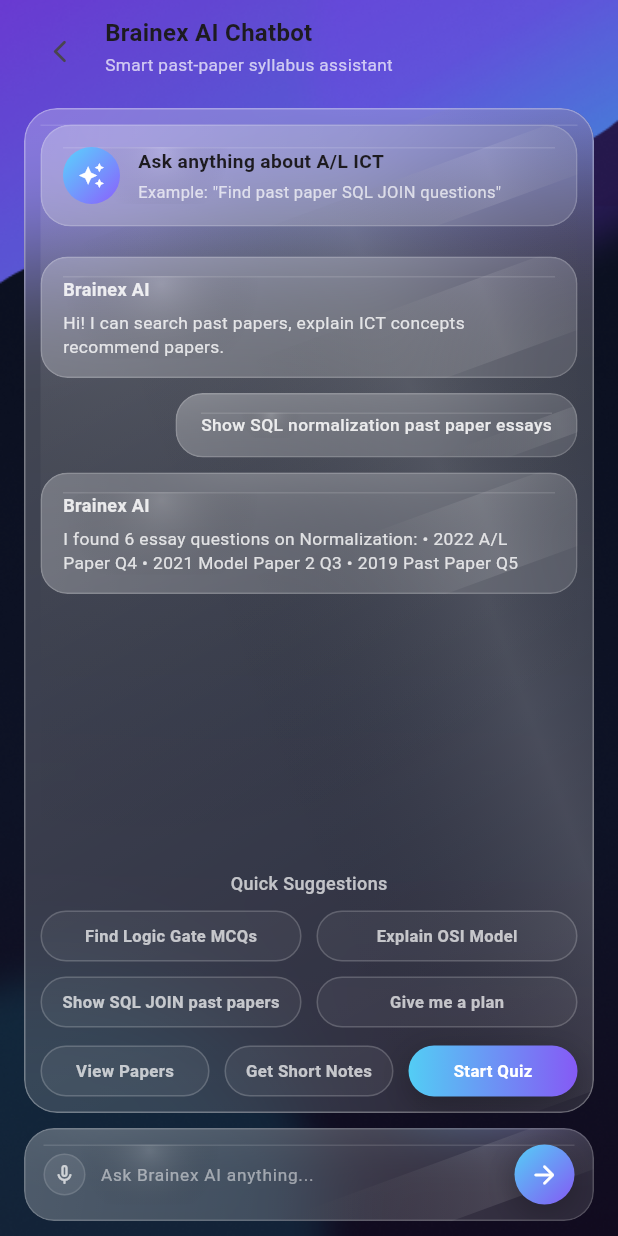
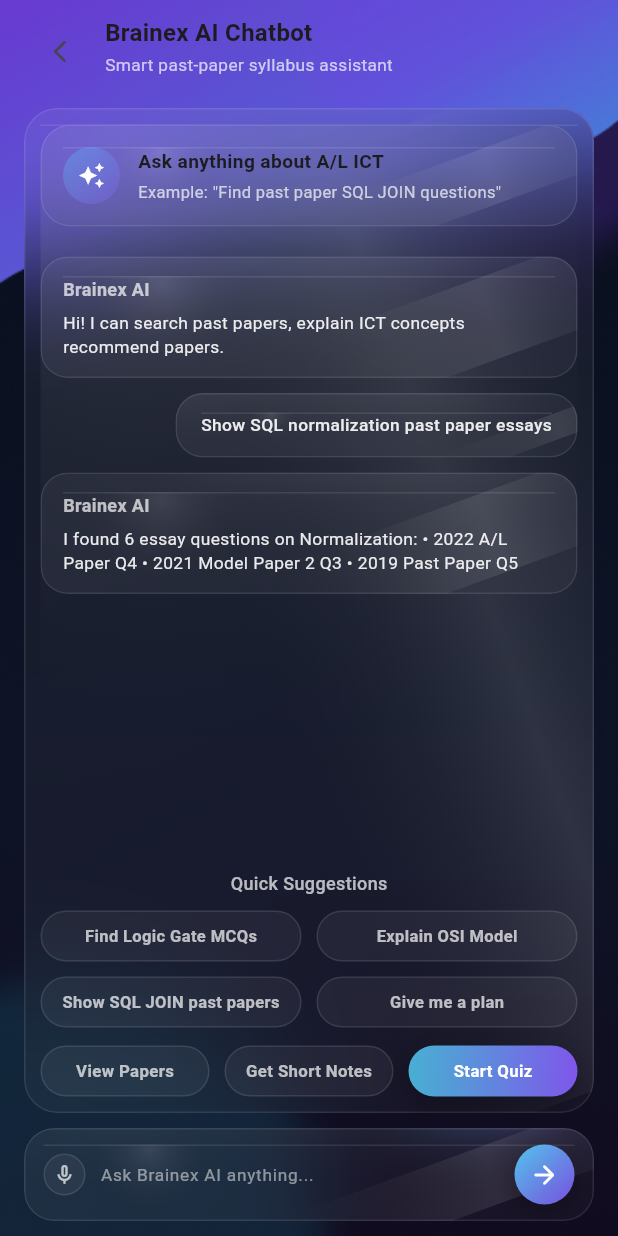
Before and after one commit to gihanpasindu1/Brainex, a Flutter app: the ChatbotScreen screen opened directly, on a phone screen of 412 x 824 dp. Run offline on Flutter 3.47's test engine with Material 3 defaults, Android fonts, the light colour scheme and no system bars; drawn by our look-alikes of flutter_markdown; our stand-ins replace dotted_border, file_picker, firebase_auth, firebase_core, image_picker, permission_handler and 2 more; accounts and stored records are empty.

Commit message:
fixed conflict issue

```diff
--- a/frontend/lib/screens/chatbot/chatbot_screen.dart
+++ b/frontend/lib/screens/chatbot/chatbot_screen.dart
@@ -56,7 +56,7 @@
     setState(() {});
   }
 
-  void _onSpeechResult(result) {
+  void _onSpeechResult(dynamic result) {
     setState(() {
       _controller.text = result.recognizedWords;
       // Move cursor to end
@@ -437,7 +437,7 @@
       onTap: widget.onTap,
       child: AnimatedBuilder(
         animation: _c,
-        builder: (_, __) =>
+        builder: (context, child) =>
             Transform.scale(scale: _s.value, child: widget.child),
       ),
     );
@@ -543,14 +543,14 @@
   Widget build(BuildContext context) {
     return AnimatedBuilder(
       animation: _c,
-      builder: (_, __) => Transform.translate(
+      builder: (context, child) => Transform.translate(
         offset: Offset(0, _y.value),
         child: Container(
           width: 7,
           height: 7,
           decoration: BoxDecoration(
             shape: BoxShape.circle,
-            color: Colors.white.withOpacity(0.75),
+            color: Colors.white.withValues(alpha: 0.2),
           ),
         ),
       ),
@@ -676,7 +676,7 @@
         filter: ImageFilter.blur(sigmaX: widget.blur, sigmaY: widget.blur),
         child: AnimatedBuilder(
           animation: _c,
-          builder: (_, __) {
+          builder: (context, child) {
             final t = _c.value;
             final sheenX = -1.2 + (2.4 * t);
 
@@ -684,15 +684,13 @@
               padding: widget.padding,
               decoration: BoxDecoration(
                 borderRadius: r,
-                border: Border.all(
-                  color: Colors.white.withOpacity(widget.borderOpacity),
-                ),
+                border: Border.all(color: Colors.white.withValues(alpha: 0.1)),
                 gradient: LinearGradient(
                   begin: Alignment.topLeft,
                   end: Alignment.bottomRight,
                   colors: [
-                    Colors.white.withOpacity(0.25),
-                    Colors.white.withOpacity(0.12),
+                    Colors.white.withValues(alpha: 0.05),
+                    Colors.white.withValues(alpha: 0.03),
                   ],
                 ),
               ),
@@ -709,7 +707,7 @@
                               center: const Alignment(-0.6, -0.8),
                               radius: 1.2,
                               colors: [
-                                Colors.white.withOpacity(0.14),
+                                Colors.white.withValues(alpha: 0.1),
                                 Colors.transparent,
                               ],
                             ),
@@ -732,7 +730,7 @@
                                 gradient: LinearGradient(
                                   colors: [
                                     Colors.transparent,
-                                    Colors.white.withOpacity(0.10),
+                                    Colors.white.withValues(alpha: 0.1),
                                     Colors.transparent,
                                   ],
                                   stops: const [0.0, 0.5, 1.0],
@@ -752,7 +750,7 @@
                     child: IgnorePointer(
                       child: Container(
                         height: 1,
-                        color: Colors.white.withOpacity(0.12),
+                        color: Colors.white.withValues(alpha: 0.1),
                       ),
                     ),
                   ),
@@ -791,8 +789,8 @@
                 begin: Alignment.topLeft,
                 end: Alignment.bottomRight,
                 colors: [
-                  const Color(0xFF55D6FF).withOpacity(0.95),
-                  const Color(0xFF8A5CFF).withOpacity(0.95),
+                  const Color(0xFF55D6FF).withValues(alpha: 0.3),
+                  const Color(0xFF8A5CFF).withValues(alpha: 0.3),
                 ],
               ),
             ),
@@ -848,7 +846,7 @@
               style: TextStyle(
                 fontSize: 12,
                 fontWeight: FontWeight.w700,
-                color: Colors.white.withOpacity(0.85),
+                color: Colors.white.withValues(alpha: 0.7),
               ),
             ),
             const SizedBox(height: 6),
@@ -858,13 +856,15 @@
                 p: TextStyle(
                   fontSize: 11.6,
                   height: 1.35,
-                  color: Colors.white.withOpacity(0.80),
+                  color: Colors.white.withValues(alpha: 0.9),
                 ),
                 strong: TextStyle(
                   fontWeight: FontWeight.bold,
-                  color: Colors.white.withOpacity(0.95),
+                  color: Colors.white.withValues(alpha: 0.95),
                 ),
-                listBullet: TextStyle(color: Colors.white.withOpacity(0.80)),
+                listBullet: TextStyle(
+                  color: Colors.white.withValues(alpha: 0.8),
+                ),
               ),
             ),
           ],
@@ -894,7 +894,7 @@
           textAlign: TextAlign.left,
           style: TextStyle(
             fontSize: 11.6,
-            color: Colors.white.withOpacity(0.85),
+            color: Colors.white.withValues(alpha: 0.9),
             fontWeight: FontWeight.w500,
           ),
         ),
@@ -917,8 +917,8 @@
         height: 34,
         decoration: BoxDecoration(
           borderRadius: BorderRadius.circular(999),
-          border: Border.all(color: Colors.white.withOpacity(0.18)),
-          color: Colors.white.withOpacity(0.06),
+          border: Border.all(color: Colors.white.withValues(alpha: 0.1)),
+          color: Colors.white.withValues(alpha: 0.05),
         ),
         child: Center(
           child: Text(
@@ -953,13 +953,13 @@
             begin: Alignment.centerLeft,
             end: Alignment.centerRight,
             colors: [
-              const Color(0xFF55D6FF).withOpacity(0.95),
-              const Color(0xFF8A5CFF).withOpacity(0.95),
+              const Color(0xFF55D6FF).withValues(alpha: 0.8),
+              const Color(0xFF8A5CFF).withValues(alpha: 0.9),
             ],
           ),
           boxShadow: [
             BoxShadow(
-              color: Colors.black.withOpacity(0.25),
+              color: Colors.black.withValues(alpha: 0.3),
               blurRadius: 18,
               offset: const Offset(0, 6),
             ),
@@ -995,8 +995,8 @@
         padding: const EdgeInsets.symmetric(horizontal: 12),
         decoration: BoxDecoration(
           borderRadius: BorderRadius.circular(999),
-          border: Border.all(color: Colors.white.withOpacity(0.18)),
-          color: Colors.white.withOpacity(0.05),
+          border: Border.all(color: Colors.white.withValues(alpha: 0.1)),
+          color: Colors.white.withValues(alpha: 0.05),
         ),
         child: Center(
           child: Text(
@@ -1055,17 +1055,17 @@
                   decoration: BoxDecoration(
                     shape: BoxShape.circle,
                     color: isListening
-                        ? Colors.redAccent.withOpacity(0.20)
-                        : Colors.white.withOpacity(0.08),
+                        ? Colors.redAccent.withValues(alpha: 0.2)
+                        : Colors.white.withValues(alpha: 0.05),
                     border: Border.all(
                       color: isListening
                           ? Colors.redAccent
-                          : Colors.white.withOpacity(0.12),
+                          : Colors.white.withValues(alpha: 0.1),
                     ),
                     boxShadow: isListening
                         ? [
                             BoxShadow(
-                              color: Colors.redAccent.withOpacity(0.25),
+                              color: Colors.redAccent.withValues(alpha: 0.3),
                               blurRadius: 14,
                               spreadRadius: 1,
                             ),
@@ -1122,7 +1122,7 @@
                 hintText: 'Ask Brainex AI anything...',
                 hintStyle: TextStyle(
                   fontSize: 11.5,
-                  color: Colors.white.withOpacity(0.50),
+                  color: Colors.white.withValues(alpha: 0.5),
                 ),
               ),
               textInputAction: TextInputAction.send,
@@ -1145,13 +1145,13 @@
                     begin: Alignment.topLeft,
                     end: Alignment.bottomRight,
                     colors: [
-                      const Color(0xFF55D6FF).withOpacity(0.95),
-                      const Color(0xFF8A5CFF).withOpacity(0.95),
+                      const Color(0xFF55D6FF).withValues(alpha: 0.9),
+                      const Color(0xFF8A5CFF).withValues(alpha: 0.85),
                     ],
                   ),
                   boxShadow: [
                     BoxShadow(
-                      color: Colors.black.withOpacity(0.25),
+                      color: Colors.black.withValues(alpha: 0.3),
                       blurRadius: 18,
                       offset: const Offset(0, 6),
                     ),
@@ -1247,10 +1247,10 @@
                 height: h,
                 decoration: BoxDecoration(
                   borderRadius: BorderRadius.circular(999),
-                  color: widget.color.withOpacity(0.85),
+                  color: widget.color.withValues(alpha: 0.3),
                   boxShadow: [
                     BoxShadow(
-                      color: widget.color.withOpacity(0.25),
+                      color: widget.color.withValues(alpha: 0.2),
                       blurRadius: 10,
                       spreadRadius: 1,
                     ),
--- a/frontend/lib/screens/home/home.dart
+++ b/frontend/lib/screens/home/home.dart
@@ -6,7 +6,6 @@
 import 'package:frontend/providers/locale_provider.dart';
 import 'package:frontend/screens/chatbot/chatbot_screen.dart';
 import 'package:frontend/screens/upload_screen/upload_screen.dart';
-import 'package:frontend/screens/shortnote_page/short_notes_page.dart';
 
 class Home extends StatelessWidget {
   const Home({super.key});
--- a/frontend/lib/screens/language/language_screen.dart
+++ b/frontend/lib/screens/language/language_screen.dart
@@ -216,12 +216,12 @@
           colors: [Color(0xFF1B1E6D), Color(0xFF0F123F)],
         ),
         border: Border.all(
-          color: const Color(0xFF4F6BFF).withOpacity(0.4),
+          color: const Color(0xFF4F6BFF).withValues(alpha: 0.1),
           width: 1.2,
         ),
         boxShadow: [
           BoxShadow(
-            color: Colors.black.withOpacity(0.25),
+            color: Colors.black.withValues(alpha: 0.2),
             blurRadius: 14,
             offset: const Offset(0, 6),
           ),
--- a/frontend/lib/screens/splash_screen/splash_screen.dart
+++ b/frontend/lib/screens/splash_screen/splash_screen.dart
@@ -238,7 +238,7 @@
 
     // Optional: Add a second pass without blur for a sharp core
     final corePaint = Paint()
-      ..color = Colors.white.withOpacity(0.8)
+      ..color = Colors.white.withValues(alpha: 0.1)
       ..style = PaintingStyle.stroke
       ..strokeWidth = 2.0
       ..strokeCap = StrokeCap.round;
--- a/frontend/lib/screens/wrapper.dart
+++ b/frontend/lib/screens/wrapper.dart
@@ -1,5 +1,5 @@
 import 'package:flutter/material.dart';
-import 'package:frontend/models/UserModel.dart';
+import 'package:frontend/models/user_model.dart';
 import 'package:frontend/screens/home/home.dart';
 import 'package:frontend/screens/language/language_screen.dart';
 import 'package:frontend/services/auth.dart';
```
Also changed, not shown: frontend/lib/screens/authentication/register.dart (+5 -3 lines), frontend/lib/screens/authentication/sign_in.dart (+6 -4 lines), frontend/lib/screens/choose_plan/choose_plan.dart (+10 -3 lines), frontend/lib/screens/create_profile/create_profile.dart (+15 -10 lines), frontend/lib/screens/exam_details/exam_details.dart (+10 -6 lines), frontend/lib/screens/shortnote_page/short_notes_page.dart (+31 -24 lines), frontend/lib/services/auth.dart (+6 -5 lines), frontend/lib/models/user_model.dart (renamed from frontend/lib/models/UserModel.dart).
